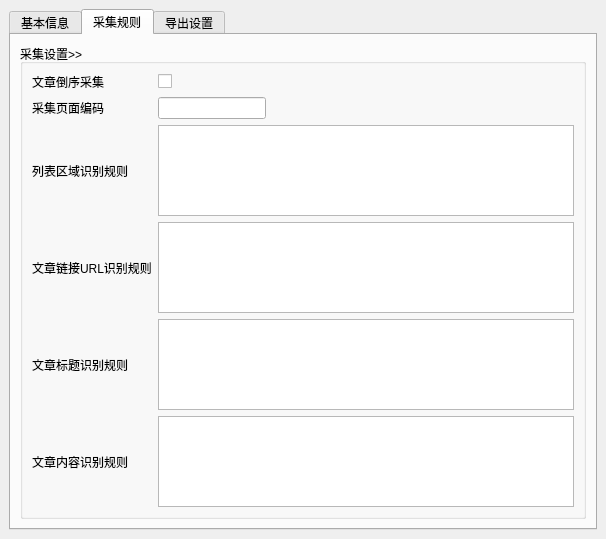
First picture: the form in UI/Robot.ui, repository leaboy/pycollect, before the edit.
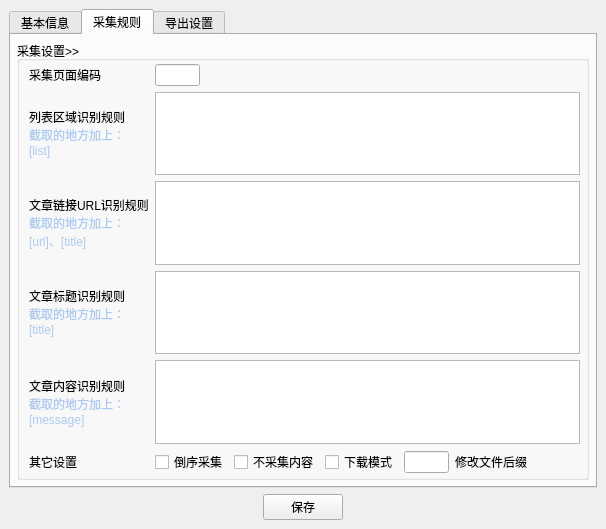
Second picture: the form after the edit. The open tabs and pages were chosen to show the change.

The edit to the form file:
```diff
--- a/UI/Robot.ui
+++ b/UI/Robot.ui
@@ -1,7 +1,7 @@
 <?xml version="1.0" encoding="UTF-8"?>
 <ui version="4.0">
- <class>MainWindow</class>
- <widget class="QMainWindow" name="MainWindow">
+ <class>RobotWindow</class>
+ <widget class="QMainWindow" name="RobotWindow">
   <property name="geometry">
    <rect>
     <x>0</x>
@@ -25,6 +25,9 @@
         <string>基本信息</string>
        </attribute>
        <layout class="QVBoxLayout" name="verticalLayout_5">
+        <property name="margin">
+         <number>6</number>
+        </property>
         <item>
          <widget class="QGroupBox" name="groupBox_3">
           <property name="sizePolicy">
@@ -46,6 +49,18 @@
            <bool>false</bool>
           </property>
           <layout class="QHBoxLayout" name="horizontalLayout_2">
+           <property name="leftMargin">
+            <number>9</number>
+           </property>
+           <property name="topMargin">
+            <number>3</number>
+           </property>
+           <property name="rightMargin">
+            <number>6</number>
+           </property>
+           <property name="bottomMargin">
+            <number>3</number>
+           </property>
            <item>
             <layout class="QFormLayout" name="formLayout_2">
              <item row="0" column="0">
@@ -94,7 +109,7 @@
               </widget>
              </item>
              <item row="0" column="1">
-              <widget class="QLineEdit" name="lineEdit">
+              <widget class="QLineEdit" name="robotname">
                <property name="sizePolicy">
                 <sizepolicy hsizetype="Fixed" vsizetype="Fixed">
                  <horstretch>0</horstretch>
@@ -104,7 +119,7 @@
               </widget>
              </item>
              <item row="1" column="1">
-              <widget class="QLineEdit" name="lineEdit_2">
+              <widget class="QLineEdit" name="speed">
                <property name="sizePolicy">
                 <sizepolicy hsizetype="Fixed" vsizetype="Fixed">
                  <horstretch>0</horstretch>
@@ -114,7 +129,7 @@
               </widget>
              </item>
              <item row="2" column="1">
-              <widget class="QLineEdit" name="lineEdit_3">
+              <widget class="QLineEdit" name="threads">
                <property name="sizePolicy">
                 <sizepolicy hsizetype="Fixed" vsizetype="Fixed">
                  <horstretch>0</horstretch>
@@ -140,7 +155,7 @@
            <string notr="true"/>
           </property>
           <property name="title">
-           <string>MySQL设置&gt;&gt;</string>
+           <string>数据库设置&gt;&gt;</string>
           </property>
           <property name="flat">
            <bool>true</bool>
@@ -149,6 +164,18 @@
            <bool>false</bool>
           </property>
           <layout class="QHBoxLayout" name="horizontalLayout">
+           <property name="leftMargin">
+            <number>9</number>
+           </property>
+           <property name="topMargin">
+            <number>3</number>
+           </property>
+           <property name="rightMargin">
+            <number>6</number>
+           </property>
+           <property name="bottomMargin">
+            <number>3</number>
+           </property>
            <item>
             <layout class="QFormLayout" name="formLayout_3">
              <item row="0" column="0">
@@ -198,7 +225,7 @@
               </widget>
              </item>
              <item row="0" column="1">
-              <widget class="QLineEdit" name="lineEdit_4">
+              <widget class="QLineEdit" name="dbhost">
                <property name="sizePolicy">
                 <sizepolicy hsizetype="Fixed" vsizetype="Fixed">
                  <horstretch>0</horstretch>
@@ -208,7 +235,7 @@
               </widget>
              </item>
              <item row="1" column="1">
-              <widget class="QLineEdit" name="lineEdit_5">
+              <widget class="QLineEdit" name="dbname">
                <property name="sizePolicy">
                 <sizepolicy hsizetype="Fixed" vsizetype="Fixed">
                  <horstretch>0</horstretch>
@@ -218,7 +245,7 @@
               </widget>
              </item>
              <item row="2" column="1">
-              <widget class="QLineEdit" name="lineEdit_6">
+              <widget class="QLineEdit" name="dbuser">
                <property name="sizePolicy">
                 <sizepolicy hsizetype="Fixed" vsizetype="Fixed">
                  <horstretch>0</horstretch>
@@ -228,7 +255,7 @@
               </widget>
              </item>
              <item row="3" column="1">
-              <widget class="QLineEdit" name="lineEdit_7">
+              <widget class="QLineEdit" name="dbpw">
                <property name="sizePolicy">
                 <sizepolicy hsizetype="Fixed" vsizetype="Fixed">
                  <horstretch>0</horstretch>
@@ -260,6 +287,18 @@
            <bool>true</bool>
           </property>
           <layout class="QHBoxLayout" name="horizontalLayout_3">
+           <property name="leftMargin">
+            <number>9</number>
+           </property>
+           <property name="topMargin">
+            <number>3</number>
+           </property>
+           <property name="rightMargin">
+            <number>6</number>
+           </property>
+           <property name="bottomMargin">
+            <number>3</number>
+           </property>
            <item>
             <layout class="QGridLayout" name="gridLayout_3">
              <item row="0" column="0">
@@ -300,7 +339,7 @@
                 </widget>
                </item>
                <item row="0" column="1" colspan="4">
-                <widget class="QLineEdit" name="lineEdit_13">
+                <widget class="QLineEdit" name="autourl">
                  <property name="sizePolicy">
                   <sizepolicy hsizetype="Minimum" vsizetype="Fixed">
                    <horstretch>0</horstretch>
@@ -329,7 +368,7 @@
                 </widget>
                </item>
                <item row="1" column="1">
-                <widget class="QLineEdit" name="lineEdit_14">
+                <widget class="QLineEdit" name="listpagestart">
                  <property name="sizePolicy">
                   <sizepolicy hsizetype="Maximum" vsizetype="Fixed">
                    <horstretch>0</horstretch>
@@ -364,7 +403,7 @@
                 </widget>
                </item>
                <item row="1" column="3">
-                <widget class="QLineEdit" name="lineEdit_15">
+                <widget class="QLineEdit" name="listpageend">
                  <property name="sizePolicy">
                   <sizepolicy hsizetype="Maximum" vsizetype="Fixed">
                    <horstretch>0</horstretch>
@@ -399,7 +438,7 @@
                 </widget>
                </item>
                <item row="2" column="1">
-                <widget class="QLineEdit" name="lineEdit_16">
+                <widget class="QLineEdit" name="wildcardlen">
                  <property name="sizePolicy">
                   <sizepolicy hsizetype="Maximum" vsizetype="Fixed">
                    <horstretch>0</horstretch>
@@ -437,7 +476,7 @@
               </widget>
              </item>
              <item row="1" column="1">
-              <widget class="QPlainTextEdit" name="plainTextEdit">
+              <widget class="QPlainTextEdit" name="manualurl">
                <property name="sizePolicy">
                 <sizepolicy hsizetype="Expanding" vsizetype="Expanding">
                  <horstretch>0</horstretch>
@@ -458,6 +497,9 @@
         <string>采集规则</string>
        </attribute>
        <layout class="QVBoxLayout" name="verticalLayout_6">
+        <property name="margin">
+         <number>6</number>
+        </property>
         <item>
          <widget class="QGroupBox" name="groupBox">
           <property name="sizePolicy">
@@ -479,78 +521,182 @@
            <bool>false</bool>
           </property>
           <layout class="QHBoxLayout" name="horizontalLayout_4">
+           <property name="leftMargin">
+            <number>9</number>
+           </property>
+           <property name="topMargin">
+            <number>3</number>
+           </property>
+           <property name="rightMargin">
+            <number>6</number>
+           </property>
+           <property name="bottomMargin">
+            <number>3</number>
+           </property>
            <item>
             <layout class="QGridLayout" name="gridLayout_4">
              <item row="0" column="0">
-              <widget class="QLabel" name="label_15">
-               <property name="text">
-                <string>文章倒序采集</string>
-               </property>
-              </widget>
-             </item>
-             <item row="0" column="1">
-              <widget class="QCheckBox" name="checkBox">
-               <property name="text">
-                <string/>
-               </property>
-              </widget>
-             </item>
-             <item row="1" column="0">
               <widget class="QLabel" name="label_16">
                <property name="text">
                 <string>采集页面编码</string>
                </property>
               </widget>
              </item>
-             <item row="1" column="1">
-              <widget class="QLineEdit" name="lineEdit_12">
+             <item row="0" column="1">
+              <widget class="QLineEdit" name="encode">
                <property name="sizePolicy">
                 <sizepolicy hsizetype="Maximum" vsizetype="Fixed">
                  <horstretch>0</horstretch>
                  <verstretch>0</verstretch>
                 </sizepolicy>
                </property>
+               <property name="maximumSize">
+                <size>
+                 <width>45</width>
+                 <height>16777215</height>
+                </size>
+               </property>
               </widget>
              </item>
-             <item row="2" column="0">
+             <item row="1" column="0">
               <widget class="QLabel" name="label_17">
                <property name="text">
-                <string>列表区域识别规则</string>
+                <string>列表区域识别规则&lt;br/&gt;&lt;font color='#ACCAEF'&gt;截取的地方加上：&lt;br/&gt;[list]&lt;/font&gt;</string>
+               </property>
+               <property name="textFormat">
+                <enum>Qt::RichText</enum>
                </property>
               </widget>
              </item>
-             <item row="2" column="1">
-              <widget class="QPlainTextEdit" name="plainTextEdit_2"/>
+             <item row="1" column="1">
+              <widget class="QPlainTextEdit" name="subjecturlrule"/>
              </item>
-             <item row="3" column="0">
+             <item row="2" column="0">
               <widget class="QLabel" name="label_18">
                <property name="text">
-                <string>文章链接URL识别规则</string>
+                <string>文章链接URL识别规则&lt;br/&gt;&lt;font color='#ACCAEF'&gt;截取的地方加上：&lt;br/&gt;[url]、[title]&lt;/font&gt;</string>
+               </property>
+               <property name="textFormat">
+                <enum>Qt::RichText</enum>
                </property>
               </widget>
              </item>
-             <item row="3" column="1">
-              <widget class="QPlainTextEdit" name="plainTextEdit_3"/>
+             <item row="2" column="1">
+              <widget class="QPlainTextEdit" name="subjecturllinkrule"/>
              </item>
-             <item row="4" column="0">
+             <item row="3" column="0">
               <widget class="QLabel" name="label_19">
                <property name="text">
-                <string>文章标题识别规则</string>
+                <string>文章标题识别规则&lt;br/&gt;&lt;font color='#ACCAEF'&gt;截取的地方加上：&lt;br/&gt;[title]&lt;/font&gt;</string>
+               </property>
+               <property name="textFormat">
+                <enum>Qt::RichText</enum>
                </property>
               </widget>
              </item>
-             <item row="4" column="1">
-              <widget class="QPlainTextEdit" name="plainTextEdit_4"/>
+             <item row="3" column="1">
+              <widget class="QPlainTextEdit" name="subjectrule"/>
              </item>
-             <item row="5" column="0">
+             <item row="4" column="0">
               <widget class="QLabel" name="label_20">
                <property name="text">
-                <string>文章内容识别规则</string>
+                <string>文章内容识别规则&lt;br/&gt;&lt;font color='#ACCAEF'&gt;截取的地方加上：&lt;br/&gt;[message]&lt;/font&gt;</string>
+               </property>
+               <property name="textFormat">
+                <enum>Qt::RichText</enum>
                </property>
               </widget>
              </item>
+             <item row="4" column="1">
+              <widget class="QPlainTextEdit" name="messagerule"/>
+             </item>
              <item row="5" column="1">
-              <widget class="QPlainTextEdit" name="plainTextEdit_5"/>
+              <layout class="QGridLayout" name="gridLayout_5">
+               <item row="0" column="0">
+                <widget class="QCheckBox" name="reverseorder">
+                 <property name="sizePolicy">
+                  <sizepolicy hsizetype="Fixed" vsizetype="Fixed">
+                   <horstretch>0</horstretch>
+                   <verstretch>0</verstretch>
+                  </sizepolicy>
+                 </property>
+                 <property name="text">
+                  <string>倒序采集</string>
+                 </property>
+                </widget>
+               </item>
+               <item row="0" column="1">
+                <widget class="QCheckBox" name="onlylinks">
+                 <property name="sizePolicy">
+                  <sizepolicy hsizetype="Fixed" vsizetype="Fixed">
+                   <horstretch>0</horstretch>
+                   <verstretch>0</verstretch>
+                  </sizepolicy>
+                 </property>
+                 <property name="text">
+                  <string>不采集内容</string>
+                 </property>
+                </widget>
+               </item>
+               <item row="0" column="2">
+                <widget class="QCheckBox" name="downloadmode">
+                 <property name="sizePolicy">
+                  <sizepolicy hsizetype="Fixed" vsizetype="Fixed">
+                   <horstretch>0</horstretch>
+                   <verstretch>0</verstretch>
+                  </sizepolicy>
+                 </property>
+                 <property name="text">
+                  <string>下载模式</string>
+                 </property>
+                </widget>
+               </item>
+               <item row="0" column="3">
+                <widget class="QLineEdit" name="extension">
+                 <property name="sizePolicy">
+                  <sizepolicy hsizetype="Maximum" vsizetype="Fixed">
+                   <horstretch>0</horstretch>
+                   <verstretch>0</verstretch>
+                  </sizepolicy>
+                 </property>
+                 <property name="minimumSize">
+                  <size>
+                   <width>0</width>
+                   <height>0</height>
+                  </size>
+                 </property>
+                 <property name="maximumSize">
+                  <size>
+                   <width>45</width>
+                   <height>16777215</height>
+                  </size>
+                 </property>
+                 <property name="toolTip">
+                  <string>文件后缀，仅下载模式有效</string>
+                 </property>
+                 <property name="text">
+                  <string/>
+                 </property>
+                 <property name="maxLength">
+                  <number>10</number>
+                 </property>
+                </widget>
+               </item>
+               <item row="0" column="4">
+                <widget class="QLabel" name="label_5">
+                 <property name="text">
+                  <string>修改文件后缀</string>
+                 </property>
+                </widget>
+               </item>
+              </layout>
+             </item>
+             <item row="5" column="0">
+              <widget class="QLabel" name="label_10">
+               <property name="text">
+                <string>其它设置</string>
+               </property>
+              </widget>
              </item>
             </layout>
            </item>
@@ -564,6 +710,9 @@
         <string>导出设置</string>
        </attribute>
        <layout class="QVBoxLayout" name="verticalLayout_2">
+        <property name="margin">
+         <number>6</number>
+        </property>
         <item>
          <widget class="QGroupBox" name="groupBox_5">
           <property name="sizePolicy">
@@ -585,8 +734,20 @@
            <bool>false</bool>
           </property>
           <layout class="QHBoxLayout" name="horizontalLayout_5">
+           <property name="leftMargin">
+            <number>9</number>
+           </property>
+           <property name="topMargin">
+            <number>3</number>
+           </property>
+           <property name="rightMargin">
+            <number>6</number>
+           </property>
+           <property name="bottomMargin">
+            <number>3</number>
+           </property>
            <item>
-            <widget class="QPlainTextEdit" name="plainTextEdit_6">
+            <widget class="QPlainTextEdit" name="importSQL">
              <property name="sizePolicy">
               <sizepolicy hsizetype="Expanding" vsizetype="Expanding">
                <horstretch>0</horstretch>
@@ -610,8 +771,14 @@
            <cursorShape>ArrowCursor</cursorShape>
           </property>
           <property name="text">
-           <string>注：采集完成后执行设置的SQL语句保存到数据库
-数据：[taskid], [robotid], [key], [url], [title], [content], [runtime]</string>
+           <string>&lt;!DOCTYPE HTML PUBLIC &quot;-//W3C//DTD HTML 4.0//EN&quot; &quot;http://www.w3.org/TR/REC-html40/strict.dtd&quot;&gt;
+&lt;html&gt;&lt;head&gt;&lt;meta name=&quot;qrichtext&quot; content=&quot;1&quot; /&gt;&lt;style type=&quot;text/css&quot;&gt;
+p, li { white-space: pre-wrap; }
+&lt;/style&gt;&lt;/head&gt;&lt;body style=&quot; font-family:'SimSun'; font-size:9pt; font-weight:400; font-style:normal;&quot;&gt;
+&lt;p style=&quot; margin-top:0px; margin-bottom:0px; margin-left:0px; margin-right:0px; -qt-block-indent:0; text-indent:0px;&quot;&gt;&lt;span style=&quot; color:#accaef;&quot;&gt;注：采集完成后执行设置的SQL语句保存到数据库&lt;br /&gt;数据：&lt;/span&gt;&lt;span style=&quot; font-style:italic; color:#accaef;&quot;&gt;[taskid], [robotid], [key], [url], [title], [content], [runtime]&lt;/span&gt;&lt;/p&gt;&lt;/body&gt;&lt;/html&gt;</string>
+          </property>
+          <property name="textFormat">
+           <enum>Qt::RichText</enum>
           </property>
           <property name="wordWrap">
            <bool>true</bool>
@@ -625,6 +792,49 @@
       </widget>
      </widget>
     </item>
+    <item>
+     <layout class="QHBoxLayout" name="horizontalLayout_6">
+      <item>
+       <spacer name="horizontalSpacer">
+        <property name="orientation">
+         <enum>Qt::Horizontal</enum>
+        </property>
+        <property name="sizeHint" stdset="0">
+         <size>
+          <width>40</width>
+          <height>20</height>
+         </size>
+        </property>
+       </spacer>
+      </item>
+      <item>
+       <widget class="QPushButton" name="pushButton">
+        <property name="sizePolicy">
+         <sizepolicy hsizetype="Maximum" vsizetype="Fixed">
+          <horstretch>0</horstretch>
+          <verstretch>0</verstretch>
+         </sizepolicy>
+        </property>
+        <property name="text">
+         <string>保存</string>
+        </property>
+       </widget>
+      </item>
+      <item>
+       <spacer name="horizontalSpacer_2">
+        <property name="orientation">
+         <enum>Qt::Horizontal</enum>
+        </property>
+        <property name="sizeHint" stdset="0">
+         <size>
+          <width>40</width>
+          <height>20</height>
+         </size>
+        </property>
+       </spacer>
+      </item>
+     </layout>
+    </item>
    </layout>
   </widget>
  </widget>
```
